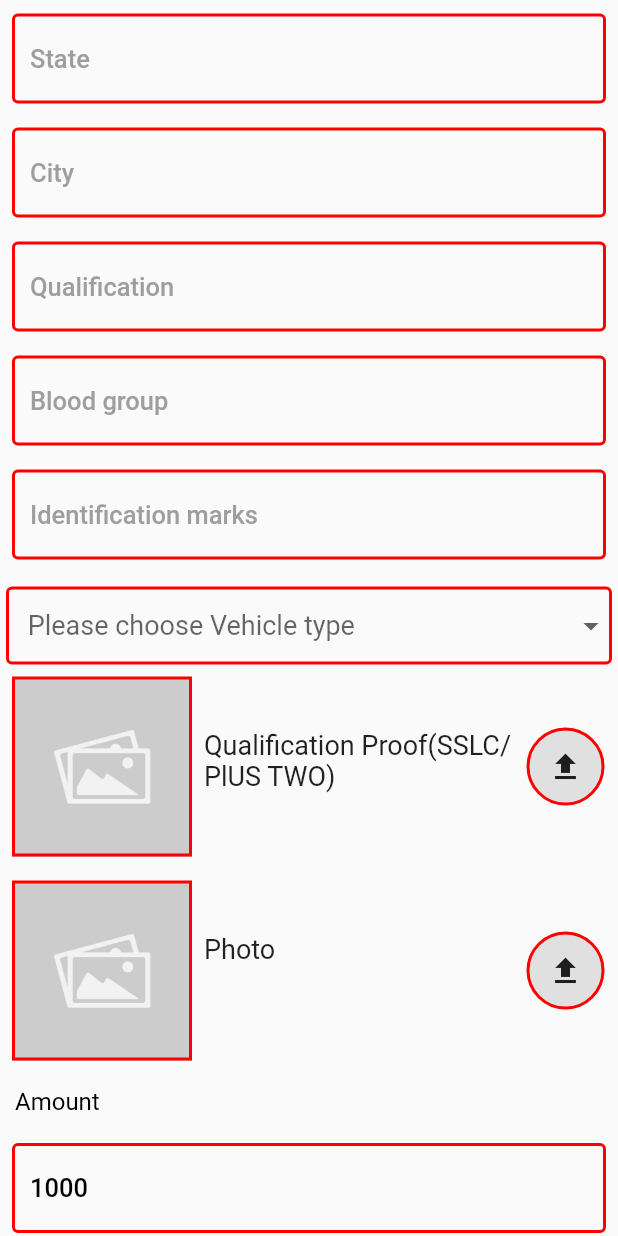
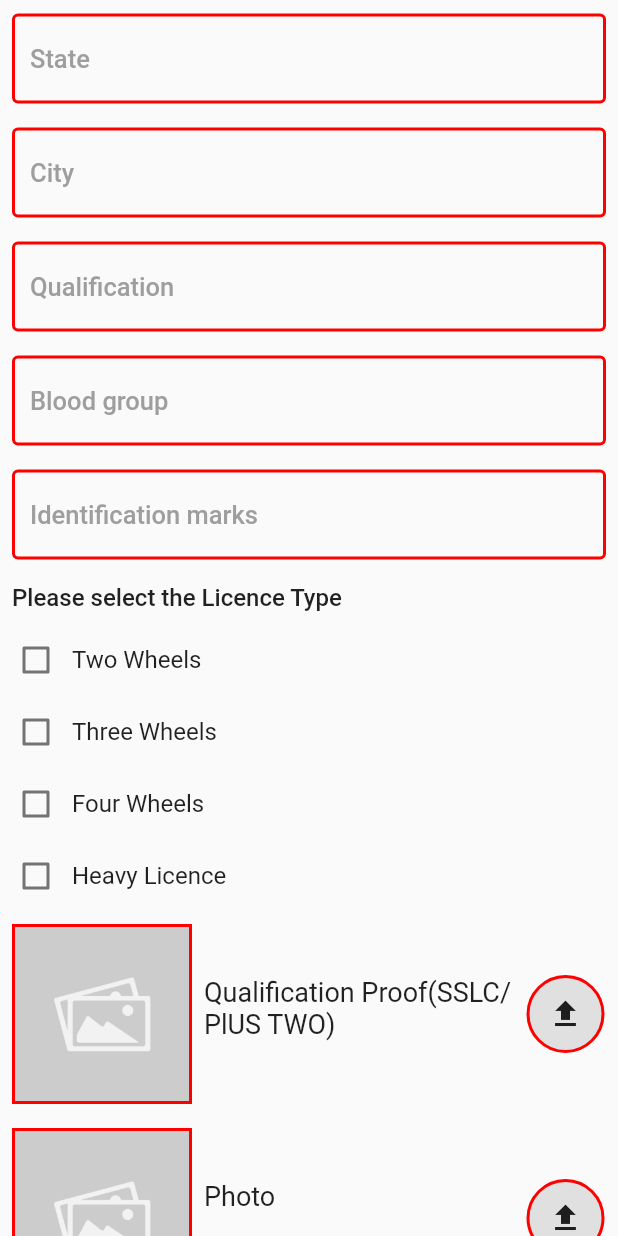
Before and after one commit to thefuturalabs/GearUs-chinmaya-RTO-MANAGEMENT-, a Flutter app: the ApplyScreen1 screen opened directly, scrolled down 576 dp, on a phone screen of 412 x 824 dp. Run offline on Flutter 3.47's test engine with Material 2 defaults, Android fonts, the phone set to English and light mode, and no system bars; our stand-ins replace flutter_easyloading, gallery_saver, image_picker, screenshot, shared_preferences; accounts and stored records are empty.

```diff
--- a/lib/Screens/applyScreen1.dart
+++ b/lib/Screens/applyScreen1.dart
@@ -22,6 +22,17 @@ class _ApplyScreen1State extends State<ApplyScreen1> {
     "Four Wheels",
     "Heavy Licence"
   ];
+  bool twowheel =false;
+  bool threeWheel = false;
+  bool fourwheel = false;
+  bool HeavyLic = false;
+
+  bool isCheckboxClick = false;
+  String two ="";
+  String three ="";
+  String four1="";
+  String heavy ="";
+
 
   bool isAdult = false;
   dateselecting() async {
@@ -699,55 +710,104 @@ class _ApplyScreen1State extends State<ApplyScreen1> {
                               fontWeight: FontWeight.w500)),
                     ),
                   ),
+                  // Padding(
+                  //   padding:
+                  //       const EdgeInsets.only(left: 4.0, right: 4, top: 10),
+                  //   child: Container(
+                  //     decoration: BoxDecoration(
+                  //         border: Border.all(
+                  //             color: AppConstants.backgroundColors, width: 2),
+                  //         borderRadius: BorderRadius.all(Radius.circular(4))),
+                  //     width: MediaQuery.of(context).size.width,
+                  //     child: Padding(
+                  //       padding: const EdgeInsets.only(left: 8.0),
+                  //       child: DropdownButtonHideUnderline(
+                  //         child: IgnorePointer(
+                  //           ignoring: false,
+                  //           child: DropdownButton<String>(
+                  //             isExpanded: true,
+                  //             elevation: 0,
+
+                  //             style: TextStyle(
+                  //                 fontSize: 18,
+                  //                 fontWeight: FontWeight.w400,
+                  //                 color: Colors.black),
+
+                  //             hint: Text(
+                  //               ' Please choose Vehicle type',
+                  //             ), // Not necessary for Option 1
+                  //             value: seletedVehicleType,
+                  //             onChanged: (newValue) {
+                  //               setState(() {
+                  //                 seletedVehicleType = newValue;
+                  //               });
+                  //             },
+                  //             items: ListOfVechileType.map((location) {
+                  //               return DropdownMenuItem(
+                  //                 child: Container(
+                  //                   child: new Text(
+                  //                     location,
+                  //                     maxLines: 1,
+                  //                     overflow: TextOverflow.ellipsis,
+                  //                   ),
+                  //                 ),
+                  //                 value: location,
+                  //               );
+                  //             }).toList(),
+                  //           ),
+                  //         ),
+                  //       ),
+                  //     ),
+                  //   ),
+                  // ),
                   Padding(
-                    padding:
-                        const EdgeInsets.only(left: 4.0, right: 4, top: 10),
-                    child: Container(
-                      decoration: BoxDecoration(
-                          border: Border.all(
-                              color: AppConstants.backgroundColors, width: 2),
-                          borderRadius: BorderRadius.all(Radius.circular(4))),
-                      width: MediaQuery.of(context).size.width,
-                      child: Padding(
-                        padding: const EdgeInsets.only(left: 8.0),
-                        child: DropdownButtonHideUnderline(
-                          child: IgnorePointer(
-                            ignoring: false,
-                            child: DropdownButton<String>(
-                              isExpanded: true,
-                              elevation: 0,
+                    padding: const EdgeInsets.all(8.0),
+                    child: Row(
+                      children: [
+                        Text("Please select the Licence Type",style: TextStyle(fontSize: 16,fontWeight: FontWeight.w500),),
+                      ],
+                    ),
+                  ),
+                  Row(
+                    children: [
+                      Checkbox(value: twowheel, onChanged: (value) {
+                        setState(() {
+                          twowheel = value!;
+                          isCheckboxClick = true;
 
-                              style: TextStyle(
-                                  fontSize: 18,
-                                  fontWeight: FontWeight.w400,
-                                  color: Colors.black),
-
-                              hint: Text(
-                                ' Please choose Vehicle type',
-                              ), // Not necessary for Option 1
-                              value: seletedVehicleType,
-                              onChanged: (newValue) {
-                                setState(() {
-                                  seletedVehicleType = newValue;
-                                });
-                              },
-                              items: ListOfVechileType.map((location) {
-                                return DropdownMenuItem(
-                                  child: Container(
-                                    child: new Text(
-                                      location,
-                                      maxLines: 1,
-                                      overflow: TextOverflow.ellipsis,
-                                    ),
-                                  ),
-                                  value: location,
-                                );
-                              }).toList(),
-                            ),
-                          ),
-                        ),
-                      ),
-                    ),
+                        });
+                      },),Text("Two Wheels",style: TextStyle(fontSize: 16,fontWeight: FontWeight.w400),)
+                    ],
+                  ),
+                  Row(
+                    children: [
+                      Checkbox(value: threeWheel, onChanged: (value) {
+                        setState(() {
+                          threeWheel = value!;
+                          isCheckboxClick = true;
+                        });
+                      },),Text("Three Wheels",style: TextStyle(fontSize: 16,fontWeight: FontWeight.w400),)
+                    ],
+                  ),
+                  Row(
+                    children: [
+                      Checkbox(value: fourwheel, onChanged: (value) {
+                        setState(() {
+                          fourwheel = value!;
+                          isCheckboxClick = true;
+                        });
+                      },),Text("Four Wheels",style: TextStyle(fontSize: 16,fontWeight: FontWeight.w400),)
+                    ],
+                  ),
+                   Row(
+                    children: [
+                      Checkbox(value: HeavyLic, onChanged: (value) {
+                        setState(() {
+                          HeavyLic = value!;
+                          isCheckboxClick = true;
+                        });
+                      },),Text("Heavy Licence",style: TextStyle(fontSize: 16,fontWeight: FontWeight.w400),)
+                    ],
                   ),
                   Padding(
                     padding: const EdgeInsets.all(8.0),
@@ -945,8 +1005,56 @@ class _ApplyScreen1State extends State<ApplyScreen1> {
                           if (isAdult == false) {
                             Services.errorMessage(
                                 "Must have 18+ year to apply", context);
-                          } else {
-                          var result = await  Services.applyForLCC(
+                          } else if(isCheckboxClick ==false ) {
+
+                           // print(twowheel);
+                             print(HeavyLic);
+
+
+
+                            ScaffoldMessenger.of(context).showSnackBar(SnackBar(content: Text("Please select the Licence Type")));
+                        //  print(result);
+
+                          // if(result == "true"){
+                          //   Navigator.of(context).pop();
+                          //
+                          //
+                          // }else{
+                          //
+                          // Services.errorMessage("somthing went wrong", context);
+                          // }
+
+                          }else{
+
+                            int c =0;
+
+
+                            if(twowheel == true){
+                             two ="Two Wheels";
+                              isCheckboxClick = true;
+                            }
+                            if(threeWheel == true){
+                             three =  "Three Wheels";
+                              isCheckboxClick = true;
+                            }
+                            if(fourwheel == true){
+                             four1 ="Four Wheels";
+                              isCheckboxClick = true;
+                            }
+                            if(HeavyLic == true){
+                              heavy ="Heavy Licence";
+                               isCheckboxClick = true;
+                            }
+
+
+                            if( isCheckboxClick == false){
+                             ScaffoldMessenger.of(context).showSnackBar(SnackBar(content: Text("Please select the Licence Type")));
+
+                            }else{
+                               print(" select licnse ${two},${three},${four1},${heavy}");
+
+
+                            var result = await  Services.applyForLCC(
                                 addressController.text,
                                 emailController.text,
                                 birthplaceController.text,
@@ -957,23 +1065,14 @@ class _ApplyScreen1State extends State<ApplyScreen1> {
                                 firstnameController.text,
                                 identificationControoler.text,
                                 lastnameContoller.text,
-                                seletedVehicleType,
+                                "${two} ${three} ${four1} ${heavy}",
                                 pickImage!,
                                 pickQualification!,
                                 qualificationController.text,
                                 stateController.text,
                                 context);
+                            }
 
-                        //  print(result);
-
-                          // if(result == "true"){
-                          //   Navigator.of(context).pop();
-                          //
-                          //
-                          // }else{
-                          //
-                          // Services.errorMessage("somthing went wrong", context);
-                          // }
 
                           }
 
```
Also changed, not shown: lib/Screens/viewDocumentScreen.dart (+9 -5 lines).
